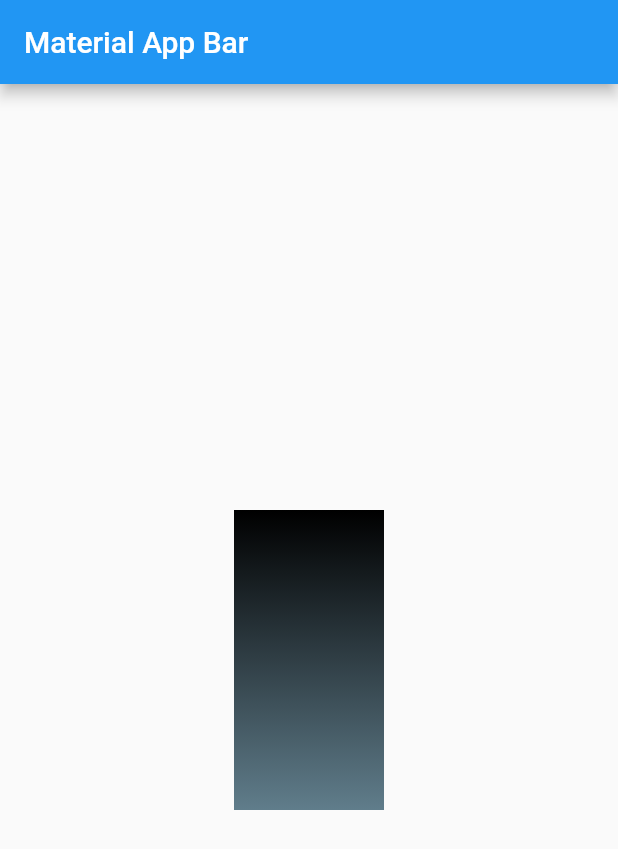
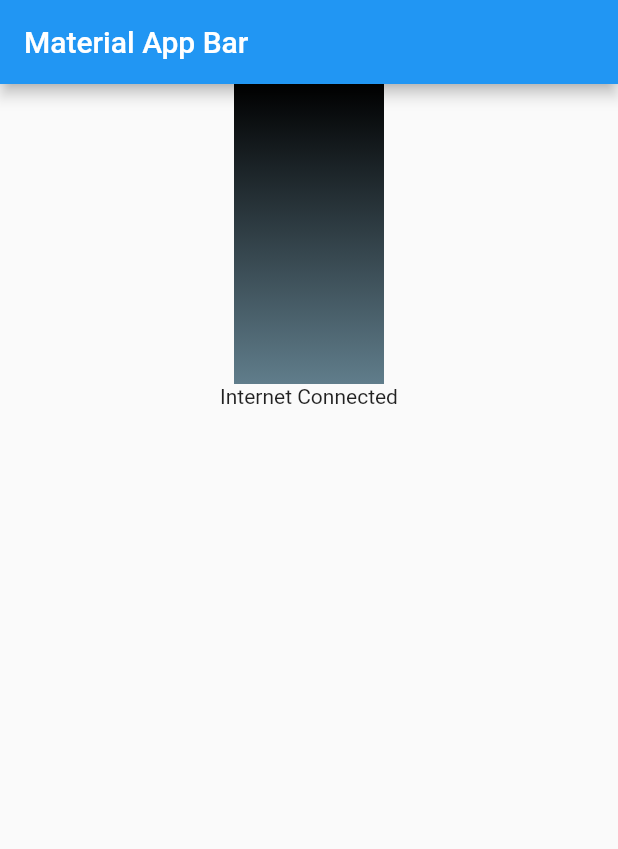
Before and after one commit to VB10/flutter-ready-to-use-widgets, a Flutter app: the screen it shows after launch, on a phone screen of 412 x 824 dp. Shown: the top 849 px of the screen. Run offline on Flutter 3.47's test engine with Material 2 defaults, Android fonts, the phone set to English and light mode, and no system bars; our stand-ins replace bloc, flutter_bloc, internet_connection_checker.

Commit message:
Internet Dependent Widget Added

```diff
--- /dev/null
+++ b/lib/atomic/sizedBox/sized_box_empty.dart
@@ -0,0 +1,13 @@
+import 'package:flutter/material.dart';
+
+class SizedBoxEmpty extends StatelessWidget {
+  const SizedBoxEmpty({Key? key}) : super(key: key); //Boş kutu
+
+  @override
+  Widget build(BuildContext context) {
+    return const SizedBox(
+      height: 0,
+      width: 0,
+    );
+  }
+}
--- /dev/null
+++ b/lib/feature/internet_connection/cubit/internet_cubit.dart
@@ -0,0 +1,37 @@
+import 'dart:async';
+
+import 'package:bloc/bloc.dart';
+import 'package:internet_connection_checker/internet_connection_checker.dart';
+
+part 'internet_state.dart';
+
+class InternetCubit extends Cubit<InternetState> {
+  final InternetConnectionChecker connectionChecker;
+  late StreamSubscription<InternetConnectionStatus>
+      connectivityStreamSubscription;
+
+  InternetCubit({required this.connectionChecker}) : super(InternetLoading()) {
+    monitorInternetConnection();
+  }
+  StreamSubscription<InternetConnectionStatus> monitorInternetConnection() {
+    return connectivityStreamSubscription =
+        connectionChecker.onStatusChange.listen(
+      (InternetConnectionStatus status) {
+        switch (status) {
+          case InternetConnectionStatus.connected:
+            emit(InternetConnected());
+            break;
+          case InternetConnectionStatus.disconnected:
+            emit(InternetDisconnected());
+            break;
+        }
+      },
+    );
+  }
+
+  @override
+  Future<void> close() {
+    connectivityStreamSubscription.cancel();
+    return super.close();
+  }
+}
--- /dev/null
+++ b/lib/feature/internet_connection/cubit/internet_state.dart
@@ -0,0 +1,9 @@
+part of 'internet_cubit.dart';
+
+abstract class InternetState {}
+
+class InternetLoading extends InternetState {}
+
+class InternetConnected extends InternetState {}
+
+class InternetDisconnected extends InternetState {}
--- /dev/null
+++ b/lib/feature/internet_connection/view/internet_dependent_widget.dart
@@ -0,0 +1,46 @@
+import 'package:flutter/material.dart';
+import 'package:flutter_bloc/flutter_bloc.dart';
+
+import '../../../atomic/sizedBox/sized_box_empty.dart';
+import '../cubit/internet_cubit.dart';
+
+class InternetDependentWidget extends StatelessWidget {
+  const InternetDependentWidget(
+      {Key? key,
+      required this.child,
+      this.showAlert = false,
+      this.internetFailMessage = 'Internet Disconnected'})
+      : super(key: key);
+  final bool showAlert;
+  final Widget
+      child; // Internet bağlantısı olduğunda gösterilmesi istenen widget. Örneğin refresh işlemi yapan bir ikon
+  final String
+      internetFailMessage; // Internet bağlantısı koptuğunda gösterilen ikaz. Easy localization ile kullanılabilir. Boş gönderilir ise default 'Internet Disconected' ikazı çıkar
+  @override
+  Widget build(BuildContext context) {
+    return BlocConsumer<InternetCubit, InternetState>(
+      listener: (context, state) {
+        if (state is InternetDisconnected && showAlert) {
+          showDisconnected(context);
+        }
+      },
+      builder: (context, state) {
+        if (state is InternetConnected) {
+          return child; //Eğer internet bağlantısı var ise kendisine gönderilen widgetı gösterir.
+        } else if (state is InternetLoading) {
+          return const Center(
+            child: CircularProgressIndicator
+                .adaptive(), //Eğer internet bağlantısı bekleniyor ise Circular Progress Icon gösterir.
+          );
+        } else {
+          return const SizedBoxEmpty(); //Eğer internet bağlantısı yok ise boş sizedbox gösterir.
+        }
+      },
+    );
+  }
+
+  void showDisconnected(BuildContext context) {
+    ScaffoldMessenger.of(context)
+        .showSnackBar(SnackBar(content: Text(internetFailMessage)));
+  }
+}
--- a/lib/main.dart
+++ b/lib/main.dart
@@ -1,11 +1,40 @@
 import 'package:flutter/material.dart';
+import 'package:flutter_bloc/flutter_bloc.dart';
+import 'package:internet_connection_checker/internet_connection_checker.dart';
 import 'package:ready_to_use_widgets/atomic/container/gradient_container.dart';
+import 'feature/internet_connection/cubit/internet_cubit.dart';
+import 'feature/internet_connection/view/internet_dependent_widget.dart';
 
-void main() => runApp(const MyApp());
+void main() {
+  WidgetsFlutterBinding.ensureInitialized();
+  runApp(
+    const AppBlocProvider(),
+  );
+}
+
+class AppBlocProvider extends StatelessWidget {
+  const AppBlocProvider({Key? key}) : super(key: key);
+
+  @override
+  Widget build(BuildContext context) {
+    return MultiBlocProvider(providers: [
+      BlocProvider<InternetCubit>(
+        //Uygulamanın herhangi bir yerinde bloc vasıtasıyla internet kontrol edilip işlem yapılabilir.
+        lazy: false,
+        create: (context) => InternetCubit(
+          connectionChecker:
+              InternetConnectionChecker(), //Internet durumunu burada tüm uygulama kullanımı için servis ediyoruz. Kullandığımız paket ayarları gerekli görülürse değiştirilebilir.
+        ),
+      ),
+    ], child: const MyApp());
+  }
+}
 
 class MyApp extends StatelessWidget {
   const MyApp({Key? key}) : super(key: key);
 
+  final String internetConnected = 'Internet Connected';
+  final String internetDisconnected = 'Internet Bağlantısı Kesildi';
   @override
   Widget build(BuildContext context) {
     return MaterialApp(
@@ -15,12 +44,24 @@ class MyApp extends StatelessWidget {
           title: const Text('Material App Bar'),
         ),
         body: Center(
-          child: GradientContainer(
-              context: context,
-              child: const SizedBox(
-                height: 200,
-                width: 100,
-              )),
+          child: Column(
+            children: [
+              GradientContainer(
+                context: context,
+                child: const SizedBox(
+                  height: 200,
+                  width: 100,
+                ),
+              ),
+              InternetDependentWidget(
+                child: Text(
+                    internetConnected), // Internet bağlantısı olup olmasına göre gösterilen widget.
+                showAlert:
+                    true, //Internet bağlantısı olmadığında snackbar gösterimine olanak sağlar.
+                internetFailMessage: internetDisconnected,
+              ),
+            ],
+          ),
         ),
       ),
     );
```
Also changed, not shown: pubspec.yaml (+7 -0 lines), pubspec.lock.
